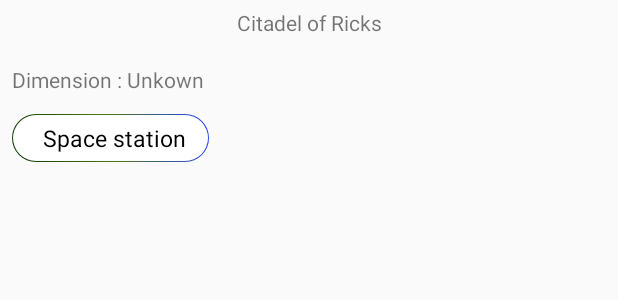
After one commit to juanaso/RickandMortyChallenge, an Android app: the layout fragment_location_detail.xml on its own in the app's theme, with its tools: preview values and no code run, on a phone screen of 412 x 824 dp. The commit adds this screen. Shown: the top 300 px of the screen. Run offline under Robolectric (Android 15) with nearby library versions, the phone set to English and light mode, and no system bars.

Commit message:
finished getting location data for LocationDetailFragment

```diff
--- /dev/null
+++ b/app/src/main/res/layout/fragment_location_detail.xml
@@ -0,0 +1,72 @@
+<?xml version="1.0" encoding="utf-8"?>
+<layout xmlns:android="http://schemas.android.com/apk/res/android"
+        xmlns:tools="http://schemas.android.com/tools"
+        xmlns:app="http://schemas.android.com/apk/res-auto"
+        android:animateLayoutChanges="true">
+    <ScrollView
+            android:id="@+id/scrollView"
+            android:layout_width="match_parent"
+            android:layout_height="match_parent">
+
+        <androidx.constraintlayout.widget.ConstraintLayout
+                android:id="@+id/locationDetailRoot"
+                android:layout_width="match_parent"
+                android:layout_height="wrap_content"
+                android:animateLayoutChanges="true"
+                tools:context=".locationdetail.ui.LocationDetailFragment">
+            <TextView
+                    android:id="@+id/locationDetailName"
+                    android:layout_width="match_parent"
+                    android:layout_height="@dimen/episodes_viewer_row_height"
+                    app:layout_constraintTop_toTopOf="parent"
+                    android:text="test"
+                    android:gravity="center"
+                    tools:text="Citadel of Ricks"/>
+
+            <TextView
+                    android:id="@+id/locationDetailDimension"
+                    android:layout_width="wrap_content"
+                    android:layout_height="@dimen/episodes_viewer_row_height"
+                    app:layout_constraintTop_toBottomOf="@+id/locationDetailName"
+                    android:gravity="center"
+                    android:text="test"
+                    tools:text="Dimension : Unkown"
+                    app:layout_constraintStart_toStartOf="parent"
+                    android:layout_marginTop="8dp"
+                    android:layout_marginStart="8dp" />
+
+            <androidx.constraintlayout.widget.ConstraintLayout
+                    android:id="@+id/locationDetailType"
+                    android:layout_width="wrap_content"
+                    android:layout_height="wrap_content"
+                    android:background="@drawable/background_gradient_border_line"
+                    android:paddingStart="15dp"
+                    android:paddingTop="5dp"
+                    android:paddingEnd="15dp"
+                    android:paddingBottom="5dp"
+                    app:layout_constraintTop_toBottomOf="@+id/locationDetailDimension"
+                    app:layout_constraintStart_toStartOf="parent"
+                    android:layout_marginStart="8dp"
+                    android:layout_marginTop="8dp">
+
+                <TextView
+                        android:id="@+id/locationDetailTypeText"
+                        android:layout_width="wrap_content"
+                        android:layout_height="wrap_content"
+                        android:layout_marginStart="5dp"
+                        android:text="test"
+                        android:textColor="#000"
+                        android:textSize="15sp"
+                        app:layout_constraintBottom_toBottomOf="parent"
+                        app:layout_constraintEnd_toEndOf="parent"
+                        app:layout_constraintTop_toTopOf="parent"
+                        tools:text="Space station"
+                        app:layout_constraintStart_toStartOf="parent" />
+
+            </androidx.constraintlayout.widget.ConstraintLayout>
+
+
+
+        </androidx.constraintlayout.widget.ConstraintLayout>
+    </ScrollView>
+</layout>
--- a/app/src/main/res/values/strings.xml
+++ b/app/src/main/res/values/strings.xml
@@ -6,4 +6,5 @@
     <string name="test">test</string>
     <string name="status_place_holder">%1$s - %2$s</string>
     <string name="origin_place_holder">- %1$s</string>
+    <string name="location_dimension_placeholder">Dimension : %1$s</string>
 </resources>
```
Also changed, not shown: app/src/main/java/com/juanasoapp/rickandmortychallenge/api/RickAndMortyAPI.kt (+5 -4 lines), app/src/main/java/com/juanasoapp/rickandmortychallenge/characterdetail/ui/CharacterDetailFragment.kt (+7 -0 lines), app/src/main/java/com/juanasoapp/rickandmortychallenge/locationdetail/api/LocationRepository.kt (added, +12 -0 lines), app/src/main/java/com/juanasoapp/rickandmortychallenge/locationdetail/api/LocationService.kt (added, +21 -0 lines), app/src/main/java/com/juanasoapp/rickandmortychallenge/locationdetail/model/RAMLocation.kt (added, +11 -0 lines), app/src/main/java/com/juanasoapp/rickandmortychallenge/locationdetail/ui/LocationDetailFragment.kt (added, +61 -0 lines), app/src/main/java/com/juanasoapp/rickandmortychallenge/locationdetail/viewmodel/LocationDetailViewModel.kt (added, +26 -0 lines), app/src/main/res/navigation/nav_graph.xml (+11 -0 lines), 6 other files.
